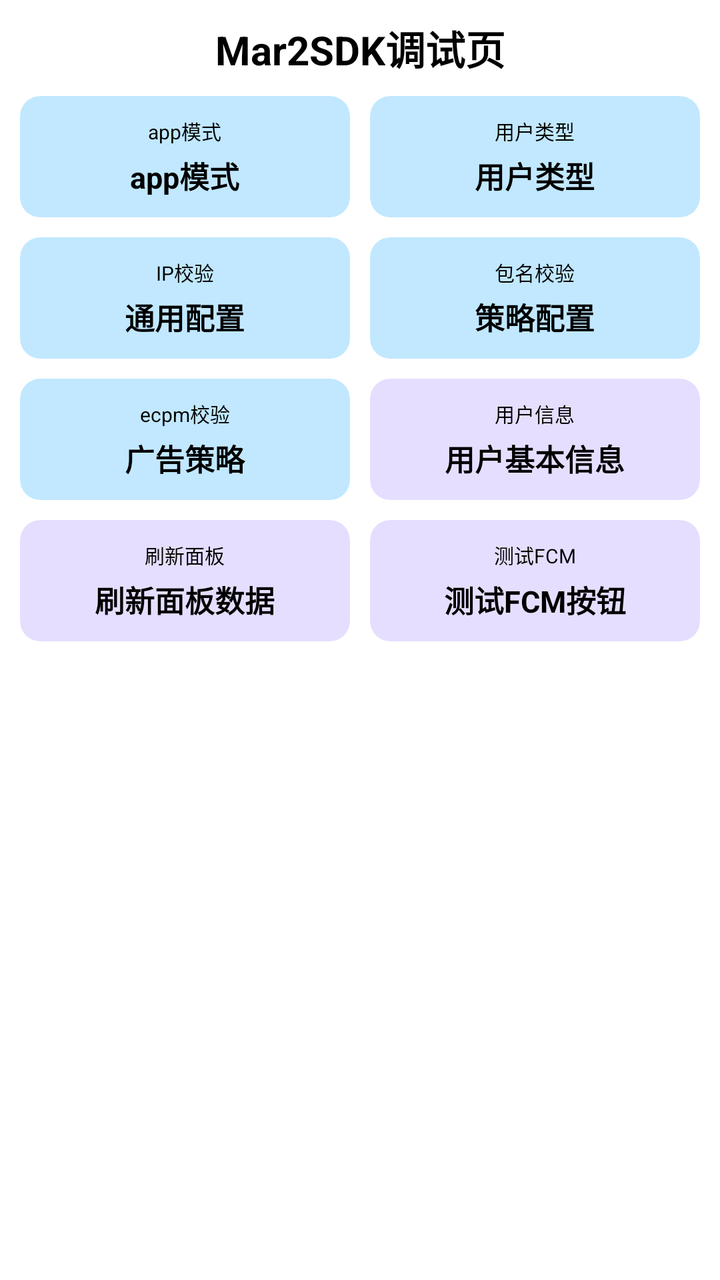
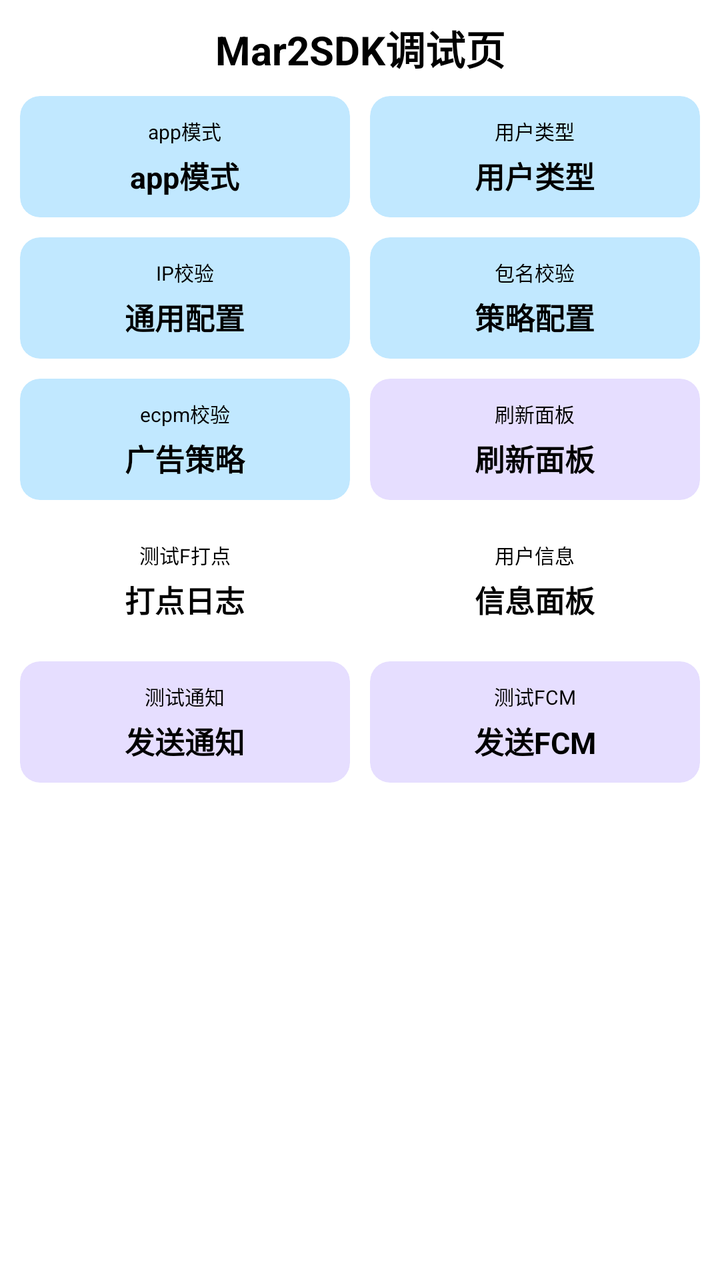

Compare the two renders of this Android layout. The source of the first and the diff that turns it into the second are given below.
<!-- AndroidManifest.xml: another module's application theme Theme.Mar2SDK -->
<!-- res/layout/activity_debug.xml -->
<?xml version="1.0" encoding="utf-8"?>
<LinearLayout
    xmlns:android="http://schemas.android.com/apk/res/android"
    xmlns:app="http://schemas.android.com/apk/res-auto"
    xmlns:tools="http://schemas.android.com/tools"
    android:id="@+id/main"
    android:orientation="vertical"
    android:background="@android:color/background_light"
    android:layout_width="match_parent"
    android:layout_height="match_parent"
    tools:context=".DebugActivity">

    <TextView
        android:text="Mar2SDK调试页"
        android:textSize="20sp"
        android:textStyle="bold"
        android:textColor="@android:color/black"
        android:gravity="center"
        android:layout_width="match_parent"
        android:layout_height="48dp"/>

    <LinearLayout
        android:orientation="horizontal"
        android:paddingHorizontal="10dp"
        android:layout_width="match_parent"
        android:layout_height="wrap_content">
        <androidx.cardview.widget.CardView
            app:cardCornerRadius="10dp"
            app:cardElevation="0dp"
            app:cardBackgroundColor="@android:color/system_accent1_100"
            android:layout_weight="1"
            android:layout_width="match_parent"
            android:layout_height="wrap_content">
            <LinearLayout
                android:padding="10dp"
                android:orientation="vertical"
                android:layout_width="match_parent"
                android:layout_height="match_parent">
                <TextView
                    android:text="app模式"

                    android:textColor="@android:color/black"
                    android:textSize="10sp"
                    android:gravity="center"
                    android:layout_width="match_parent"
                    android:layout_height="wrap_content"/>
                <TextView
                    android:id="@+id/app_mod"
                    android:layout_marginTop="4dp"
                    android:text="app模式"
                    android:textStyle="bold"
                    android:textColor="@android:color/black"
                    android:textSize="15sp"
                    android:gravity="center"
                    android:layout_width="match_parent"
                    android:layout_height="wrap_content"/>
            </LinearLayout>
        </androidx.cardview.widget.CardView>

        <View
            android:layout_width="10dp"
            android:layout_height="0dp"/>

        <androidx.cardview.widget.CardView
            app:cardCornerRadius="10dp"
            app:cardElevation="0dp"
            app:cardBackgroundColor="@android:color/system_accent1_100"
            android:layout_weight="1"
            android:layout_width="match_parent"
            android:layout_height="wrap_content">
            <LinearLayout
                android:padding="10dp"
                android:orientation="vertical"
                android:layout_width="match_parent"
                android:layout_height="match_parent">
                <TextView
                    android:text="用户类型"
                    android:textColor="@android:color/black"
                    android:textSize="10sp"
                    android:gravity="center"
                    android:layout_width="match_parent"
                    android:layout_height="wrap_content"/>
                <TextView
                    android:id="@+id/user_type"
                    android:layout_marginTop="4dp"
                    android:text="用户类型"
                    android:textStyle="bold"
                    android:textColor="@android:color/black"
                    android:textSize="15sp"
                    android:gravity="center"
                    android:layout_width="match_parent"
                    android:layout_height="wrap_content"/>
            </LinearLayout>
        </androidx.cardview.widget.CardView>
    </LinearLayout>

    <LinearLayout
        android:orientation="horizontal"
        android:layout_marginTop="10dp"
        android:paddingHorizontal="10dp"
        android:layout_width="match_parent"
        android:layout_height="wrap_content">
        <androidx.cardview.widget.CardView
            app:cardCornerRadius="10dp"
            app:cardElevation="0dp"
            app:cardBackgroundColor="@android:color/system_accent1_100"
            android:layout_weight="1"
            android:layout_width="match_parent"
            android:layout_height="wrap_content">
            <LinearLayout
                android:padding="10dp"
                android:orientation="vertical"
                android:layout_width="match_parent"
                android:layout_height="match_parent">
                <TextView
                    android:text="IP校验"
                    android:textColor="@android:color/black"
                    android:textSize="10sp"
                    android:gravity="center"
                    android:layout_width="match_parent"
                    android:layout_height="wrap_content"/>
                <TextView
                    android:id="@+id/risk_ip"
                    android:layout_marginTop="4dp"
                    android:text="通用配置"
                    android:textStyle="bold"
                    android:textColor="@android:color/black"
                    android:textSize="15sp"
                    android:gravity="center"
                    android:layout_width="match_parent"
                    android:layout_height="wrap_content"/>
            </LinearLayout>
        </androidx.cardview.widget.CardView>

        <View
            android:layout_width="10dp"
            android:layout_height="0dp"/>

        <androidx.cardview.widget.CardView
            app:cardCornerRadius="10dp"
            app:cardElevation="0dp"
            app:cardBackgroundColor="@android:color/system_accent1_100"
            android:layout_weight="1"
            android:layout_width="match_parent"
            android:layout_height="wrap_content">
            <LinearLayout
                android:padding="10dp"
                android:orientation="vertical"
                android:layout_width="match_parent"
                android:layout_height="match_parent">
                <TextView
                    android:text="包名校验"
                    android:textColor="@android:color/black"
                    android:textSize="10sp"
                    android:gravity="center"
                    android:layout_width="match_parent"
                    android:layout_height="wrap_content"/>
                <TextView
                    android:id="@+id/risk_package"
                    android:layout_marginTop="4dp"
                    android:text="策略配置"
                    android:textStyle="bold"
                    android:textColor="@android:color/black"
                    android:textSize="15sp"
                    android:gravity="center"
                    android:layout_width="match_parent"
                    android:layout_height="wrap_content"/>
            </LinearLayout>
        </androidx.cardview.widget.CardView>
    </LinearLayout>

    <LinearLayout
        android:orientation="horizontal"
        android:layout_marginTop="10dp"
        android:paddingHorizontal="10dp"
        android:layout_width="match_parent"
        android:layout_height="wrap_content">
        <androidx.cardview.widget.CardView
            app:cardCornerRadius="10dp"
            app:cardElevation="0dp"
            app:cardBackgroundColor="@android:color/system_accent1_100"
            android:layout_weight="1"
            android:layout_width="match_parent"
            android:layout_height="wrap_content">
            <LinearLayout
                android:padding="10dp"
                android:orientation="vertical"
                android:layout_width="match_parent"
                android:layout_height="match_parent">
                <TextView
                    android:text="ecpm校验"
                    android:textColor="@android:color/black"
                    android:textSize="10sp"
                    android:gravity="center"
                    android:layout_width="match_parent"
                    android:layout_height="wrap_content"/>
                <TextView
                    android:id="@+id/ecpm_type"
                    android:layout_marginTop="4dp"
                    android:text="广告策略"
                    android:textStyle="bold"
                    android:textColor="@android:color/black"
                    android:textSize="15sp"
                    android:gravity="center"
                    android:layout_width="match_parent"
                    android:layout_height="wrap_content"/>
            </LinearLayout>
        </androidx.cardview.widget.CardView>

        <View
            android:layout_width="10dp"
            android:layout_height="0dp"/>

        <androidx.cardview.widget.CardView
            android:id="@+id/user_info_card"
            app:cardCornerRadius="10dp"
            app:cardElevation="0dp"
            app:cardBackgroundColor="@android:color/system_accent3_100"
            android:layout_weight="1"
            android:layout_width="match_parent"
            android:layout_height="wrap_content">
            <LinearLayout
                android:padding="10dp"
                android:orientation="vertical"
                android:layout_width="match_parent"
                android:layout_height="match_parent">

                <TextView
                    android:layout_width="match_parent"
                    android:layout_height="wrap_content"
                    android:gravity="center"
                    android:text="用户信息"
                    android:textColor="@android:color/black"
                    android:textSize="10sp" />

                <TextView
                    android:layout_marginTop="4dp"
                    android:text="用户基本信息"
                    android:textStyle="bold"
                    android:textColor="@android:color/black"
                    android:textSize="15sp"
                    android:gravity="center"
                    android:layout_width="match_parent"
                    android:layout_height="wrap_content"/>
            </LinearLayout>
        </androidx.cardview.widget.CardView>
    </LinearLayout>

    <LinearLayout
        android:orientation="horizontal"
        android:layout_marginTop="10dp"
        android:paddingHorizontal="10dp"
        android:layout_width="match_parent"
        android:layout_height="wrap_content">
        <androidx.cardview.widget.CardView
            android:id="@+id/refresh_btn"
            app:cardCornerRadius="10dp"
            app:cardElevation="0dp"
            app:cardBackgroundColor="@android:color/system_accent3_100"
            android:layout_weight="1"
            android:layout_width="match_parent"
            android:layout_height="wrap_content">
            <LinearLayout
                android:padding="10dp"
                android:orientation="vertical"
                android:layout_width="match_parent"
                android:layout_height="match_parent">
                <TextView
                    android:text="刷新面板"
                    android:textColor="@android:color/black"
                    android:textSize="10sp"
                    android:gravity="center"
                    android:layout_width="match_parent"
                    android:layout_height="wrap_content"/>
                <TextView
                    android:layout_marginTop="4dp"
                    android:text="刷新面板数据"
                    android:textStyle="bold"
                    android:textColor="@android:color/black"
                    android:textSize="15sp"
                    android:gravity="center"
                    android:layout_width="match_parent"
                    android:layout_height="wrap_content"/>
            </LinearLayout>
        </androidx.cardview.widget.CardView>

        <View
            android:layout_width="10dp"
            android:layout_height="0dp"/>

        <androidx.cardview.widget.CardView
            android:id="@+id/send_test_fcm"
            app:cardCornerRadius="10dp"
            app:cardElevation="0dp"
            app:cardBackgroundColor="@android:color/system_accent3_100"
            android:layout_weight="1"
            android:layout_width="match_parent"
            android:layout_height="wrap_content">
            <LinearLayout
                android:padding="10dp"
                android:orientation="vertical"
                android:layout_width="match_parent"
                android:layout_height="match_parent">

                <TextView
                    android:layout_width="match_parent"
                    android:layout_height="wrap_content"
                    android:gravity="center"
                    android:text="测试FCM"
                    android:textColor="@android:color/black"
                    android:textSize="10sp" />

                <TextView
                    android:layout_marginTop="4dp"
                    android:text="测试FCM按钮"
                    android:textStyle="bold"
                    android:textColor="@android:color/black"
                    android:textSize="15sp"
                    android:gravity="center"
                    android:layout_width="match_parent"
                    android:layout_height="wrap_content"/>
            </LinearLayout>
        </androidx.cardview.widget.CardView>
    </LinearLayout>


</LinearLayout>
<!-- resources referenced by this layout -->
<resources>
  <style name="Theme.Mar2SDK" parent="Base.Theme.Mar2SDK" />
  <style name="Base.Theme.Mar2SDK" parent="Theme.Material3.DayNight.NoActionBar">
          
          
      </style>
</resources>

<!-- the commit's change to res/layout/activity_debug.xml (unified diff, before → after) -->
@@ -38,7 +38,6 @@
                 android:layout_height="match_parent">
                 <TextView
                     android:text="app模式"
-
                     android:textColor="@android:color/black"
                     android:textSize="10sp"
                     android:gravity="center"
@@ -212,7 +211,7 @@
             android:layout_height="0dp"/>
 
         <androidx.cardview.widget.CardView
-            android:id="@+id/user_info_card"
+            android:id="@+id/refresh_btn"
             app:cardCornerRadius="10dp"
             app:cardElevation="0dp"
             app:cardBackgroundColor="@android:color/system_accent3_100"
@@ -224,28 +223,26 @@
                 android:orientation="vertical"
                 android:layout_width="match_parent"
                 android:layout_height="match_parent">
-
-                <TextView
-                    android:layout_width="match_parent"
-                    android:layout_height="wrap_content"
-                    android:gravity="center"
-                    android:text="用户信息"
-                    android:textColor="@android:color/black"
-                    android:textSize="10sp" />
-
-                <TextView
-                    android:layout_marginTop="4dp"
-                    android:text="用户基本信息"
-                    android:textStyle="bold"
-                    android:textColor="@android:color/black"
-                    android:textSize="15sp"
-                    android:gravity="center"
-                    android:layout_width="match_parent"
-                    android:layout_height="wrap_content"/>
-            </LinearLayout>
-        </androidx.cardview.widget.CardView>
+                <TextView
+                    android:text="刷新面板"
+                    android:textColor="@android:color/black"
+                    android:textSize="10sp"
+                    android:gravity="center"
+                    android:layout_width="match_parent"
+                    android:layout_height="wrap_content"/>
+                <TextView
+                    android:layout_marginTop="4dp"
+                    android:text="刷新面板"
+                    android:textStyle="bold"
+                    android:textColor="@android:color/black"
+                    android:textSize="15sp"
+                    android:gravity="center"
+                    android:layout_width="match_parent"
+                    android:layout_height="wrap_content"/>
+            </LinearLayout>
+        </androidx.cardview.widget.CardView>
+
     </LinearLayout>
-
     <LinearLayout
         android:orientation="horizontal"
         android:layout_marginTop="10dp"
@@ -253,28 +250,30 @@
         android:layout_width="match_parent"
         android:layout_height="wrap_content">
         <androidx.cardview.widget.CardView
-            android:id="@+id/refresh_btn"
-            app:cardCornerRadius="10dp"
-            app:cardElevation="0dp"
-            app:cardBackgroundColor="@android:color/system_accent3_100"
-            android:layout_weight="1"
-            android:layout_width="match_parent"
-            android:layout_height="wrap_content">
-            <LinearLayout
-                android:padding="10dp"
-                android:orientation="vertical"
-                android:layout_width="match_parent"
-                android:layout_height="match_parent">
-                <TextView
-                    android:text="刷新面板"
-                    android:textColor="@android:color/black"
-                    android:textSize="10sp"
-                    android:gravity="center"
-                    android:layout_width="match_parent"
-                    android:layout_height="wrap_content"/>
-                <TextView
-                    android:layout_marginTop="4dp"
-                    android:text="刷新面板数据"
+            android:id="@+id/send_log"
+            app:cardCornerRadius="10dp"
+            app:cardElevation="0dp"
+            app:cardBackgroundColor="@android:color/system_error_100"
+            android:layout_weight="1"
+            android:layout_width="match_parent"
+            android:layout_height="wrap_content">
+            <LinearLayout
+                android:padding="10dp"
+                android:orientation="vertical"
+                android:layout_width="match_parent"
+                android:layout_height="match_parent">
+
+                <TextView
+                    android:layout_width="match_parent"
+                    android:layout_height="wrap_content"
+                    android:gravity="center"
+                    android:text="测试F打点"
+                    android:textColor="@android:color/black"
+                    android:textSize="10sp" />
+
+                <TextView
+                    android:layout_marginTop="4dp"
+                    android:text="打点日志"
                     android:textStyle="bold"
                     android:textColor="@android:color/black"
                     android:textSize="15sp"
@@ -289,6 +288,83 @@
             android:layout_height="0dp"/>
 
         <androidx.cardview.widget.CardView
+            android:id="@+id/user_info_card"
+            app:cardCornerRadius="10dp"
+            app:cardElevation="0dp"
+            app:cardBackgroundColor="@android:color/system_error_100"
+            android:layout_weight="1"
+            android:layout_width="match_parent"
+            android:layout_height="wrap_content">
+            <LinearLayout
+                android:padding="10dp"
+                android:orientation="vertical"
+                android:layout_width="match_parent"
+                android:layout_height="match_parent">
+
+                <TextView
+                    android:layout_width="match_parent"
+                    android:layout_height="wrap_content"
+                    android:gravity="center"
+                    android:text="用户信息"
+                    android:textColor="@android:color/black"
+                    android:textSize="10sp" />
+
+                <TextView
+                    android:layout_marginTop="4dp"
+                    android:text="信息面板"
+                    android:textStyle="bold"
+                    android:textColor="@android:color/black"
+                    android:textSize="15sp"
+                    android:gravity="center"
+                    android:layout_width="match_parent"
+                    android:layout_height="wrap_content"/>
+            </LinearLayout>
+        </androidx.cardview.widget.CardView>
+    </LinearLayout>
+
+    <LinearLayout
+        android:orientation="horizontal"
+        android:layout_marginTop="10dp"
+        android:paddingHorizontal="10dp"
+        android:layout_width="match_parent"
+        android:layout_height="wrap_content">
+        <androidx.cardview.widget.CardView
+            android:id="@+id/send_notification"
+            app:cardCornerRadius="10dp"
+            app:cardElevation="0dp"
+            app:cardBackgroundColor="@android:color/system_accent3_100"
+            android:layout_weight="1"
+            android:layout_width="match_parent"
+            android:layout_height="wrap_content">
+            <LinearLayout
+                android:padding="10dp"
+                android:orientation="vertical"
+                android:layout_width="match_parent"
+                android:layout_height="match_parent">
+                <TextView
+                    android:text="测试通知"
+                    android:textColor="@android:color/black"
+                    android:textSize="10sp"
+                    android:gravity="center"
+                    android:layout_width="match_parent"
+                    android:layout_height="wrap_content"/>
+                <TextView
+                    android:layout_marginTop="4dp"
+                    android:text="发送通知"
+                    android:textStyle="bold"
+                    android:textColor="@android:color/black"
+                    android:textSize="15sp"
+                    android:gravity="center"
+                    android:layout_width="match_parent"
+                    android:layout_height="wrap_content"/>
+            </LinearLayout>
+        </androidx.cardview.widget.CardView>
+
+        <View
+            android:layout_width="10dp"
+            android:layout_height="0dp"/>
+
+        <androidx.cardview.widget.CardView
             android:id="@+id/send_test_fcm"
             app:cardCornerRadius="10dp"
             app:cardElevation="0dp"
@@ -312,7 +388,7 @@
 
                 <TextView
                     android:layout_marginTop="4dp"
-                    android:text="测试FCM按钮"
+                    android:text="发送FCM"
                     android:textStyle="bold"
                     android:textColor="@android:color/black"
                     android:textSize="15sp"
